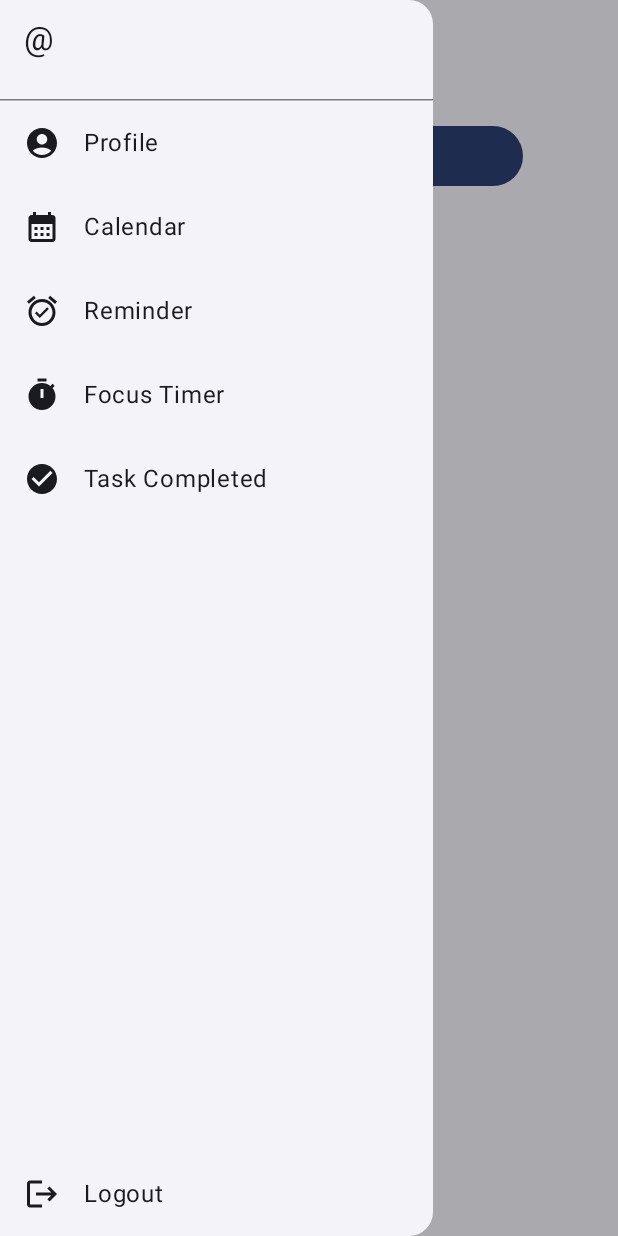
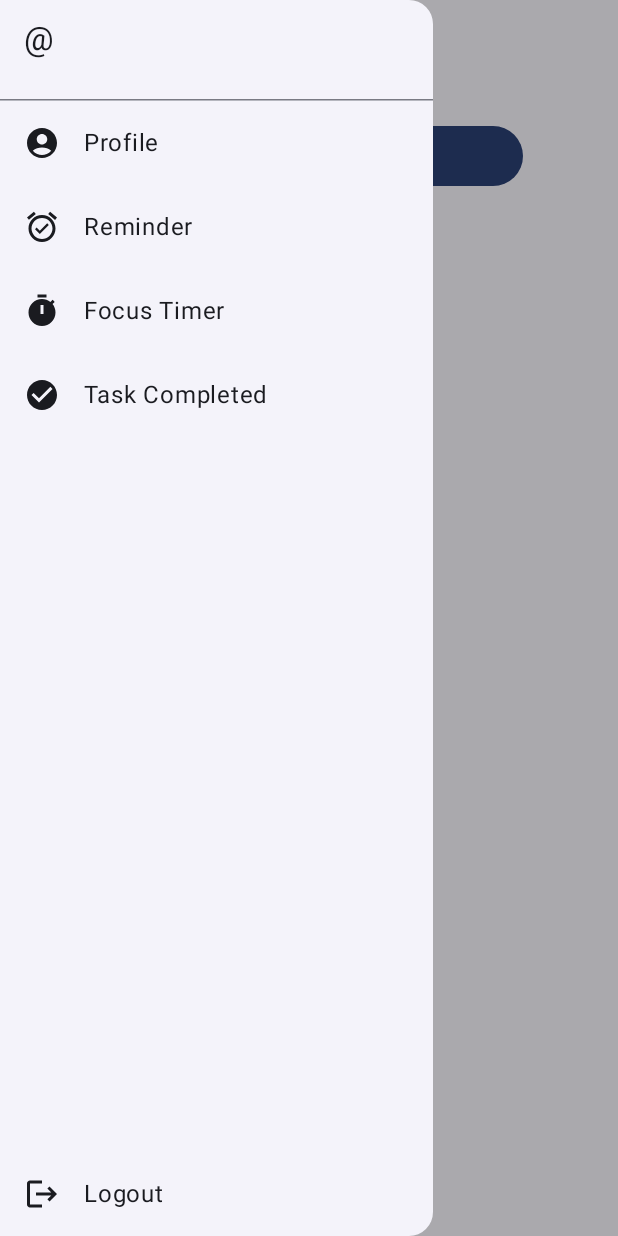
Before and after one commit to kdgcy/classmate, an Android app built with Jetpack Compose: the HomeScreen screen opened through its navigation route, after a tap on "Menu", on a phone screen of 412 x 824 dp. Run offline under Robolectric (Android 15) with nearby library versions, the phone set to English and light mode, and no system bars; our stand-ins replace Firebase (no records; nobody signed in at launch, a user with empty details on screens opened directly); 1 statement that could not run was skipped.

Commit message:
Make SplashScreen logo dynamic that adapt system mode

```diff
--- a/app/src/main/java/com/neu/classmate/screens/HomeScreen.kt
+++ b/app/src/main/java/com/neu/classmate/screens/HomeScreen.kt
@@ -120,7 +120,6 @@ fun HomeScreen(navController: NavHostController) {
 
                         listOf(
                             "Profile" to Icons.Filled.AccountCircle,
-                            "Calendar" to Icons.Filled.CalendarMonth,
                             "Reminder" to Icons.Filled.AlarmOn,
                             "Focus Timer" to Icons.Filled.Timer,
                             "Task Completed" to Icons.Filled.CheckCircle
--- a/app/src/main/java/com/neu/classmate/screens/SplashScreen.kt
+++ b/app/src/main/java/com/neu/classmate/screens/SplashScreen.kt
@@ -21,8 +21,13 @@ import androidx.navigation.NavController
 import com.google.firebase.auth.FirebaseAuth
 import kotlinx.coroutines.delay
 
+import androidx.compose.foundation.isSystemInDarkTheme
+import androidx.compose.ui.text.font.FontWeight
+
 @Composable
 fun SplashScreen(navController: NavController) {
+    val isDarkMode = isSystemInDarkTheme()
+
     LaunchedEffect(Unit) {
         delay(2000L)
         val user = FirebaseAuth.getInstance().currentUser
@@ -38,22 +43,22 @@ fun SplashScreen(navController: NavController) {
     }
 
     Box(
-        modifier = Modifier
-            .fillMaxSize(),
+        modifier = Modifier.fillMaxSize(),
         contentAlignment = Alignment.Center
     ) {
         Column(horizontalAlignment = Alignment.CenterHorizontally) {
             Icon(
                 Icons.Default.School,
                 contentDescription = "App Logo",
-                tint = Color.White,
+                tint = if (isDarkMode) Color.White else Color.Black,
                 modifier = Modifier.size(100.dp)
             )
             Spacer(modifier = Modifier.height(16.dp))
             Text(
                 text = "ClassMate",
-                color = Color.White,
-                fontSize = 28.sp
+                color = if (isDarkMode) Color.White else Color.Black,
+                fontSize = 28.sp,
+                fontWeight = FontWeight.Bold
             )
         }
     }
```
